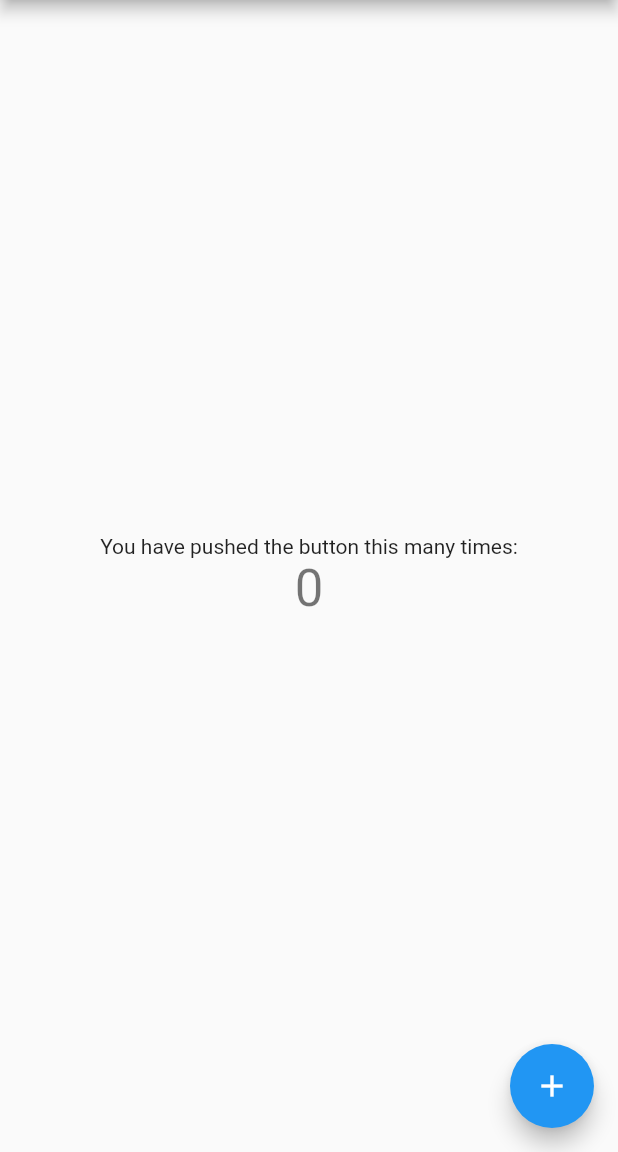
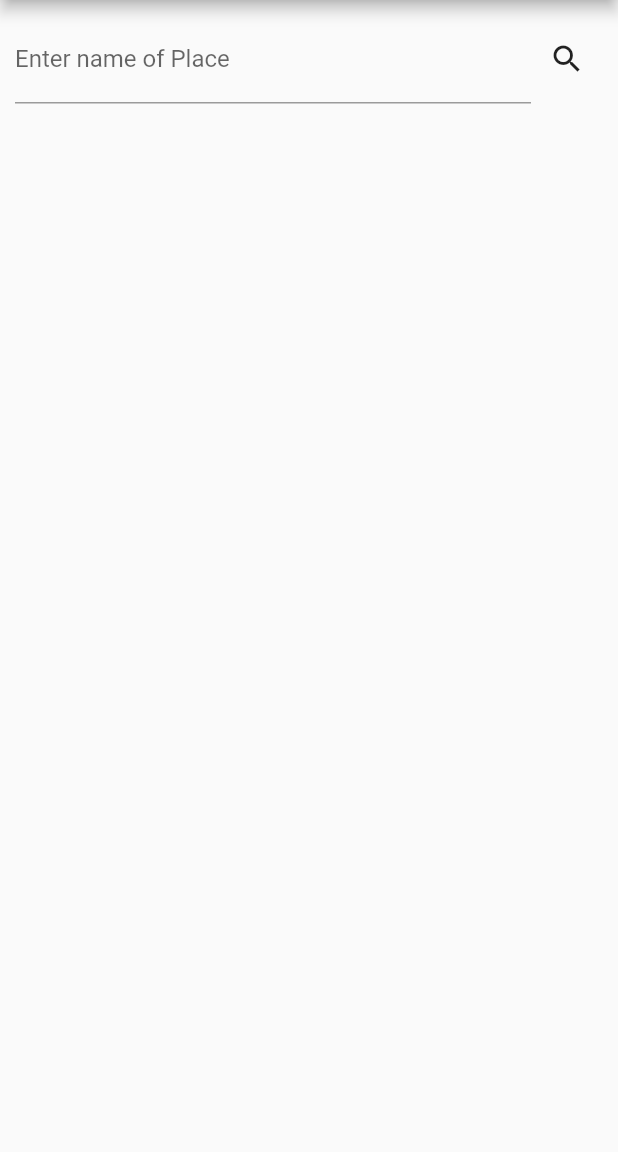
Before and after one commit to BhalchandraNaik/castform, a Flutter app: the screen it shows after launch, on a phone screen of 412 x 824 dp, the part 84-1236 px from its top. Run offline on Flutter 3.47's test engine with Material 2 defaults, Android fonts, the phone set to English and light mode, and no system bars; missing offline and left inert: uri.

Commit message:
started with the UI design

```diff
--- a/lib/homeScreen.dart
+++ b/lib/homeScreen.dart
@@ -9,12 +9,10 @@ class HomePage extends StatefulWidget {
 }
 
 class _HomePageState extends State<HomePage> {
-  int _counter = 0;
+  final double MAIN_CONTAINER_COLUMN_PADDING = 10.0;
 
-  void _incrementCounter() {
-    setState(() {
-      _counter++;
-    });
+  void createWeatherInfo() async {
+
   }
 
   @override
@@ -24,24 +22,38 @@ class _HomePageState extends State<HomePage> {
         title: Text(widget.title),
       ),
       body: Center(
-        child: Column(
-          mainAxisAlignment: MainAxisAlignment.center,
-          children: <Widget>[
-            Text(
-              'You have pushed the button this many times:',
-            ),
-            Text(
-              '$_counter',
-              style: Theme.of(context).textTheme.display1,
-            ),
-          ],
-        ),
-      ),
-      floatingActionButton: FloatingActionButton(
-        onPressed: _incrementCounter,
-        tooltip: 'Increment',
-        child: Icon(Icons.add),
-      ), // This trailing comma makes auto-formatting nicer for build methods.
+        child: Padding(
+          padding: EdgeInsets.all(MAIN_CONTAINER_COLUMN_PADDING),
+          child: Column(
+            mainAxisAlignment: MainAxisAlignment.start,
+            children: <Widget>[
+              createSearchBar()
+            ],
+          ))
+      ),// This trailing comma makes auto-formatting nicer for build methods.
     );
   }
+
+  Widget createSearchBar() {
+    return Row(
+        mainAxisAlignment: MainAxisAlignment.spaceAround,
+        children:<Widget>[
+          Expanded(
+              child: TextField(
+                decoration: InputDecoration(
+                    labelText: 'Enter name of Place'
+                ),
+              )
+          ),
+          IconButton(
+            icon: Icon(Icons.search),
+            onPressed: createWeatherInfo,
+          )
+        ]
+    );
+  }
+
+  Widget createWeatherView() {
+
+  }
 }
```
